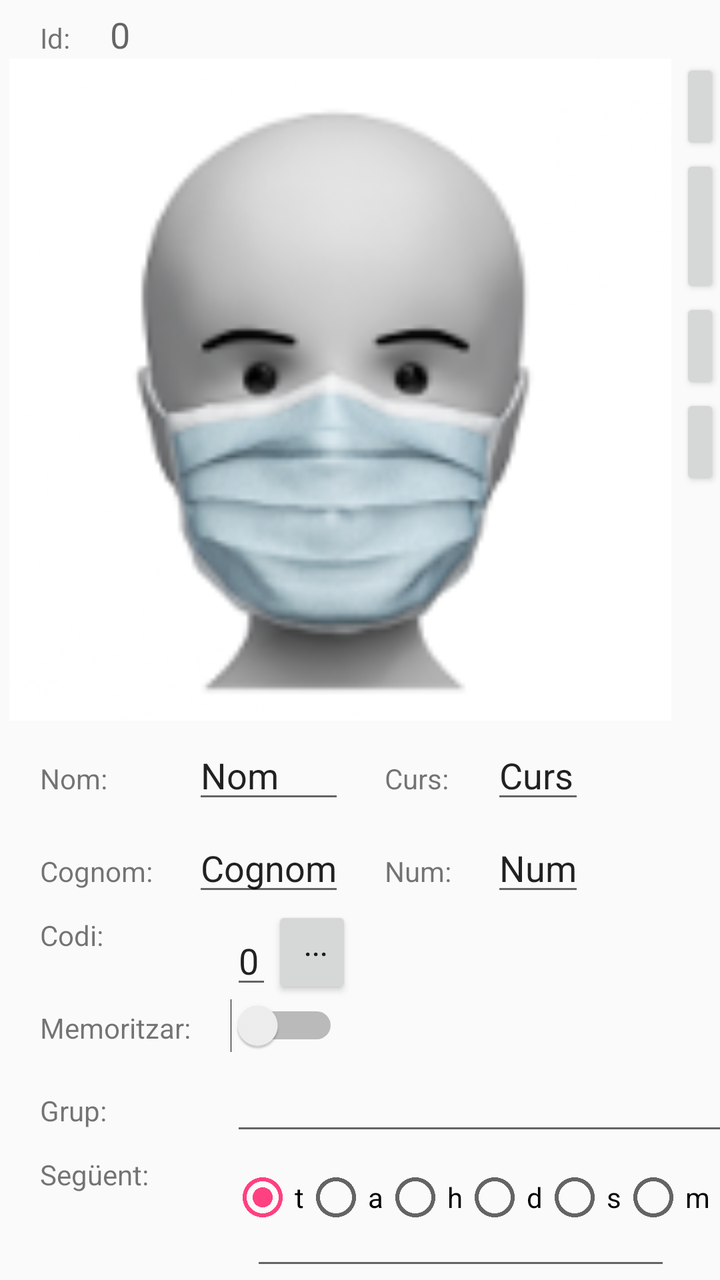
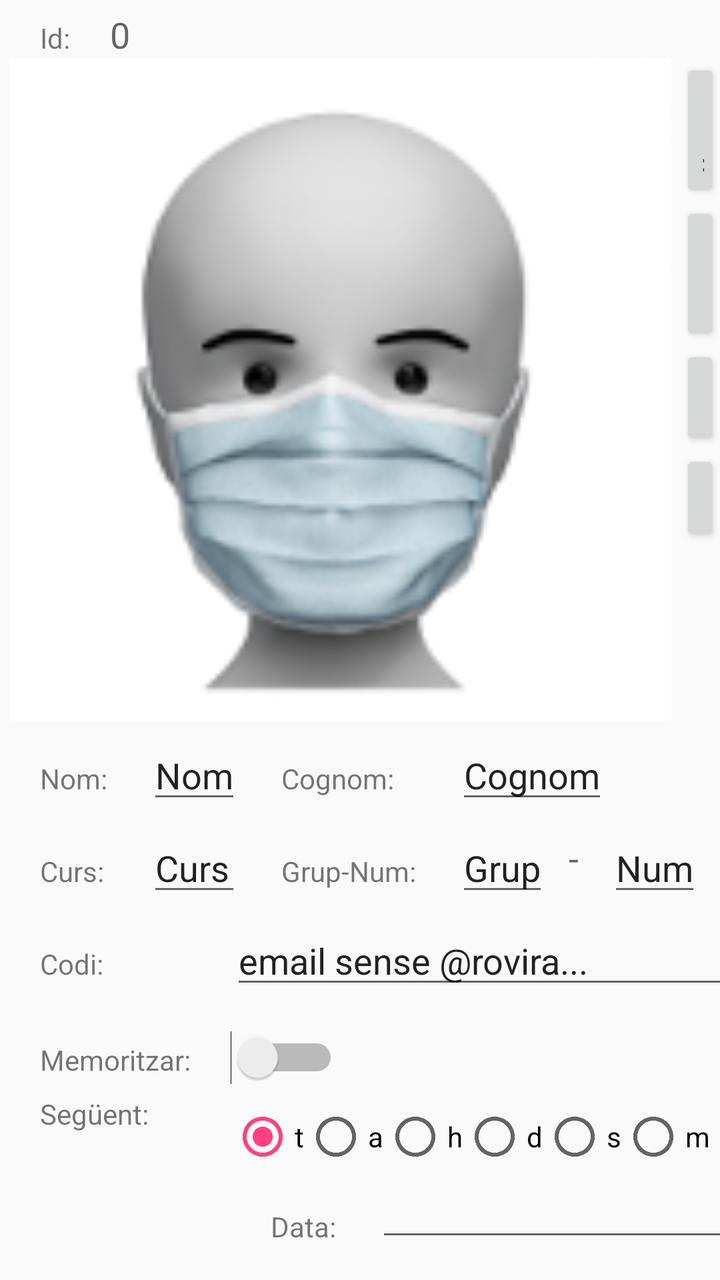

The first picture is an Android layout as it rendered before a commit; the second is the same layout after the commit. The layout source and the unified diff follow.
<!-- AndroidManifest.xml: application theme AppTheme -->
<!-- res/layout/activity_manteniment_modificar.xml -->
<?xml version="1.0" encoding="utf-8"?>
<androidx.constraintlayout.widget.ConstraintLayout xmlns:android="http://schemas.android.com/apk/res/android"
    xmlns:app="http://schemas.android.com/apk/res-auto"
    xmlns:tools="http://schemas.android.com/tools"
    android:layout_width="match_parent"
    android:layout_height="match_parent"
    tools:context="com.gruixuts.GeniusCares.act_manteniment_modificar">

    <LinearLayout
        android:layout_width="match_parent"
        android:layout_height="match_parent"
        android:orientation="vertical">

        <LinearLayout
            android:layout_width="match_parent"
            android:layout_height="wrap_content"
            android:orientation="horizontal">

            <TextView
                android:layout_width="wrap_content"
                android:layout_height="wrap_content"
                android:layout_marginLeft="20dp"
                android:layout_marginTop="5dp"
                android:text="Id:"
                android:textAppearance="@android:style/TextAppearance.Material.Small" />

            <TextView
                android:id="@+id/txtModId"
                android:layout_width="237dp"
                android:layout_height="wrap_content"
                android:layout_marginLeft="20dp"
                android:layout_marginTop="5dp"
                android:imeOptions="actionDone"
                android:singleLine="true"
                android:text="0"
                android:textAppearance="@android:style/TextAppearance.Material.Medium"
                app:layout_constraintEnd_toEndOf="parent" />

        </LinearLayout>

        <LinearLayout
            android:layout_width="match_parent"
            android:layout_height="wrap_content"
            android:orientation="horizontal">

            <ImageView
                android:id="@+id/imgImatges"
                android:layout_width="340dp"
                android:layout_height="331dp"
                android:src="@mipmap/ic_launcher" />

            <LinearLayout
                android:layout_width="match_parent"
                android:layout_height="wrap_content"
                android:orientation="vertical">

                <Button
                    android:id="@+id/cmdModSegFoto"
                    android:layout_width="match_parent"
                    android:layout_height="wrap_content"
                    android:onClick="fotoSeguent"
                    android:text=">" />

                <Button
                    android:id="@+id/cmdModAntFoto"
                    android:layout_width="match_parent"
                    android:layout_height="wrap_content"
                    android:onClick="fotoAnterior"
                    android:text="Ant" />

                <Button
                    android:id="@+id/cmdModAddFoto"
                    android:layout_width="match_parent"
                    android:layout_height="wrap_content"
                    android:onClick="fotoAfegeix"
                    android:text="+" />
                <Button
                    android:id="@+id/cmdModEliFoto"
                    android:layout_width="match_parent"
                    android:layout_height="wrap_content"
                    android:onClick="fotoElimina"
                    android:text="-" />
            </LinearLayout>
        </LinearLayout>

        <TableLayout
            android:layout_width="match_parent"
            android:layout_height="wrap_content">
            android:layout_marginLeft="20dp"

            <TableRow
                android:layout_width="match_parent"
                android:layout_height="wrap_content">

                <TextView
                    android:layout_width="wrap_content"
                    android:layout_height="wrap_content"
                    android:layout_marginLeft="20dp"
                    android:layout_marginTop="5dp"
                    android:text="Nom:"
                    android:textAppearance="@android:style/TextAppearance.Material.Small"
                    app:layout_constraintEnd_toEndOf="parent" />

                <EditText
                    android:id="@+id/edtModNom"
                    style="@style/Widget.AppCompat.EditText"
                    android:layout_width="wrap_content"
                    android:layout_height="wrap_content"
                    android:layout_marginLeft="20dp"
                    android:layout_marginTop="5dp"
                    android:imeOptions="actionDone"
                    android:keyboardNavigationCluster="false"
                    android:singleLine="true"
                    android:text="Nom"
                    android:textAppearance="@android:style/TextAppearance.Material.Medium" />

                <TextView
                    android:layout_width="wrap_content"
                    android:layout_height="wrap_content"
                    android:layout_marginLeft="20dp"
                    android:layout_marginTop="5dp"
                    android:text="Curs:"
                    android:textAppearance="@android:style/TextAppearance.Material.Small"
                    app:layout_constraintEnd_toEndOf="parent" />

                <EditText
                    android:id="@+id/edtModCurs"
                    style="@style/Widget.AppCompat.EditText"
                    android:layout_width="wrap_content"
                    android:layout_height="wrap_content"
                    android:layout_marginLeft="20dp"
                    android:layout_marginTop="5dp"
                    android:imeOptions="actionDone"
                    android:keyboardNavigationCluster="false"
                    android:singleLine="true"
                    android:text="Curs"
                    android:textAppearance="@android:style/TextAppearance.Material.Medium" />
            </TableRow>

            <TableRow
                android:layout_width="match_parent"
                android:layout_height="wrap_content">

                <TextView
                    android:layout_width="wrap_content"
                    android:layout_height="wrap_content"
                    android:layout_marginLeft="20dp"
                    android:layout_marginTop="5dp"
                    android:text="Cognom:"
                    android:textAppearance="@android:style/TextAppearance.Material.Small"
                    app:layout_constraintEnd_toEndOf="parent" />

                <EditText
                    android:id="@+id/edtModCognom"
                    style="@style/Widget.AppCompat.EditText"
                    android:layout_width="wrap_content"
                    android:layout_height="wrap_content"
                    android:layout_marginLeft="20dp"
                    android:layout_marginTop="5dp"
                    android:imeOptions="actionDone"
                    android:keyboardNavigationCluster="false"
                    android:singleLine="true"
                    android:text="Cognom"
                    android:textAppearance="@android:style/TextAppearance.Material.Medium" />
                <TextView
                    android:layout_width="wrap_content"
                    android:layout_height="wrap_content"
                    android:layout_marginLeft="20dp"
                    android:layout_marginTop="5dp"
                    android:text="Num:"
                    android:textAppearance="@android:style/TextAppearance.Material.Small"
                    app:layout_constraintEnd_toEndOf="parent" />

                <EditText
                    android:id="@+id/edtModNum"
                    style="@style/Widget.AppCompat.EditText"
                    android:layout_width="wrap_content"
                    android:layout_height="wrap_content"
                    android:layout_marginLeft="20dp"
                    android:layout_marginTop="5dp"
                    android:imeOptions="actionDone"
                    android:keyboardNavigationCluster="false"
                    android:singleLine="true"
                    android:text="Num"
                    android:textAppearance="@android:style/TextAppearance.Material.Medium" />
            </TableRow>
            </TableLayout>

            <TableLayout
                android:layout_width="match_parent"
                android:layout_height="wrap_content">

            <TableRow
                android:layout_width="336dp"
                android:layout_height="wrap_content">

                <TextView
                    android:layout_width="wrap_content"
                    android:layout_height="wrap_content"
                    android:layout_marginLeft="20dp"
                    android:layout_marginTop="5dp"
                    android:text="Codi:"
                    android:textAppearance="@android:style/TextAppearance.Material.Small" />

                <LinearLayout>

                    <EditText
                        android:id="@+id/edtModCodi"
                        style="@android:style/Widget.EditText"
                        android:layout_width="wrap_content"
                        android:layout_height="wrap_content"
                        android:layout_marginLeft="20dp"
                        android:layout_marginTop="5dp"
                        android:imeOptions="actionDone"
                        android:singleLine="true"
                        android:text="0"
                        android:textAppearance="@android:style/TextAppearance.Material.Medium"
                        app:layout_constraintEnd_toEndOf="parent" />

                    <Button
                        android:layout_width="40dp"
                        android:layout_height="match_parent"
                        android:gravity="right"
                        android:onClick="BuscaCodi"
                        android:text="..." />
                </LinearLayout>
            </TableRow>

            <TableRow
                android:layout_width="324dp"
                android:layout_height="wrap_content">

                <TextView
                    android:layout_width="wrap_content"
                    android:layout_height="wrap_content"
                    android:layout_marginLeft="20dp"
                    android:layout_marginTop="5dp"
                    android:text="Memoritzar:"
                    android:textAppearance="@android:style/TextAppearance.Material.Small" />

                <Switch
                    android:id="@+id/schTraduible"
                    android:onClick="AutomTraduible"
                    android:layout_width="200dp"
                    android:layout_height="wrap_content"
                    android:layout_gravity="left"
                    android:layout_marginLeft="20dp" />
            </TableRow>

            <TableRow
                android:layout_width="367dp"
                android:layout_height="wrap_content">

                <TextView
                    android:layout_width="wrap_content"
                    android:layout_height="wrap_content"
                    android:layout_marginLeft="20dp"
                    android:layout_marginTop="5dp"
                    android:text="Grup:"
                    android:textAppearance="@android:style/TextAppearance.Material.Small" />

                <EditText
                    android:id="@+id/edtModGrup"
                    android:layout_width="248dp"
                    android:layout_height="wrap_content"
                    android:layout_marginLeft="20dp"
                    android:layout_marginTop="5dp"
                    android:imeOptions="actionDone"
                    android:singleLine="true"
                    android:text=""
                    android:textAppearance="@android:style/TextAppearance.Material.Medium"
                    app:layout_constraintEnd_toEndOf="parent" />
            </TableRow>

            <TableRow
                android:layout_width="367dp"
                android:layout_height="wrap_content">

                <TextView
                    android:layout_width="wrap_content"
                    android:layout_height="wrap_content"
                    android:layout_marginLeft="20dp"
                    android:layout_marginTop="5dp"
                    android:text="Següent:"
                    android:textAppearance="@android:style/TextAppearance.Material.Small" />

                <LinearLayout
                    android:layout_width="296dp"
                    android:layout_height="wrap_content"
                    android:layout_marginLeft="20dp"
                    android:layout_marginTop="5dp"
                    android:orientation="vertical">

                    <RadioGroup
                        android:id="@+id/rdgNextTipus"
                        android:layout_width="match_parent"
                        android:layout_height="wrap_content"
                        android:layout_marginLeft="0dp"
                        android:layout_marginTop="5dp"
                        android:checkedButton="@+id/rdT"
                        android:orientation="horizontal"
                        android:visibility="visible">


                        <RadioButton
                            android:id="@+id/rdT"
                            android:layout_width="wrap_content"
                            android:layout_height="wrap_content"
                            android:inputType="none"
                            android:text="t" />

                        <RadioButton
                            android:id="@+id/rdA"
                            android:layout_width="wrap_content"
                            android:layout_height="wrap_content"
                            android:text="a" />

                        <RadioButton
                            android:id="@+id/rd1h"
                            android:layout_width="wrap_content"
                            android:layout_height="wrap_content"
                            android:text="h" />

                        <RadioButton
                            android:id="@+id/rd1d"
                            android:layout_width="wrap_content"
                            android:layout_height="wrap_content"
                            android:text="d" />

                        <RadioButton
                            android:id="@+id/rd1s"
                            android:layout_width="wrap_content"
                            android:layout_height="wrap_content"
                            android:text="s" />

                        <RadioButton
                            android:id="@+id/rd1m"
                            android:layout_width="wrap_content"
                            android:layout_height="wrap_content"
                            android:text="m" />

                        <RadioButton
                            android:id="@+id/rd6m"
                            android:layout_width="56dp"
                            android:layout_height="wrap_content"
                            android:text="6m" />
                    </RadioGroup>

                    <EditText
                        android:id="@+id/edtModNextData"
                        android:layout_width="wrap_content"
                        android:layout_height="wrap_content"
                        android:layout_marginLeft="10dp"
                        android:layout_weight="1"
                        android:ems="10"
                        android:inputType="text|date"
                        android:textAppearance="@android:style/TextAppearance.Material.Medium" />


                </LinearLayout>

            </TableRow>

        </TableLayout>

        <LinearLayout
            android:layout_width="wrap_content"
            android:layout_height="wrap_content"
            android:layout_marginLeft="20dp"
            android:layout_marginTop="5dp"
                                  android:orientation="horizontal">

            <Button
                android:id="@+id/cmdModOk"
                android:layout_width="wrap_content"
                android:layout_height="wrap_content"
                android:layout_marginLeft="15dp"
                android:onClick="Grava"
                android:text="Ok" />

            <Button
                android:id="@+id/cmdModElim"
                android:layout_width="wrap_content"
                android:layout_height="wrap_content"
                android:layout_weight="1"
                android:onClick="PregEsborra"
                android:text="Esborrar" />

        </LinearLayout>
    </LinearLayout>


</androidx.constraintlayout.widget.ConstraintLayout>
<!-- resources referenced by this layout -->
<resources>
  <!-- mipmap ic_launcher: png bitmap (mipmap-hdpi, 5735 bytes) -->
  <style name="AppTheme" parent="Theme.AppCompat.Light.DarkActionBar">
          
          <item name="colorPrimary">@color/colorPrimary</item>
          <item name="colorPrimaryDark">@color/colorPrimaryDark</item>
          <item name="colorAccent">@color/colorAccent</item>
      </style>
  <color name="colorPrimary">#3F51B5</color>
  <color name="colorPrimaryDark">#303F9F</color>
  <color name="colorAccent">#FF4081</color>
</resources>

<!-- the commit's change to res/layout/activity_manteniment_modificar.xml (unified diff, before → after) -->
@@ -4,7 +4,7 @@
     xmlns:tools="http://schemas.android.com/tools"
     android:layout_width="match_parent"
     android:layout_height="match_parent"
-    tools:context="com.gruixuts.GeniusCares.act_manteniment_modificar">
+    tools:context="com.gruixuts.geniuscares.act_manteniment_modificar">
 
     <LinearLayout
         android:layout_width="match_parent"
@@ -59,20 +59,21 @@
                     android:layout_width="match_parent"
                     android:layout_height="wrap_content"
                     android:onClick="fotoSeguent"
-                    android:text=">" />
+                    android:text="-->" />
 
                 <Button
                     android:id="@+id/cmdModAntFoto"
                     android:layout_width="match_parent"
                     android:layout_height="wrap_content"
                     android:onClick="fotoAnterior"
-                    android:text="Ant" />
+                    android:text="&lt;--" />
 
                 <Button
                     android:id="@+id/cmdModAddFoto"
                     android:layout_width="match_parent"
                     android:layout_height="wrap_content"
                     android:onClick="fotoAfegeix"
+                    android:textAppearance="@android:style/TextAppearance.Material.Headline"
                     android:text="+" />
                 <Button
                     android:id="@+id/cmdModEliFoto"
@@ -119,6 +120,33 @@
                     android:layout_height="wrap_content"
                     android:layout_marginLeft="20dp"
                     android:layout_marginTop="5dp"
+                    android:text="Cognom:"
+                    android:textAppearance="@android:style/TextAppearance.Material.Small"
+                    app:layout_constraintEnd_toEndOf="parent" />
+
+                <EditText
+                    android:id="@+id/edtModCognom"
+                    style="@style/Widget.AppCompat.EditText"
+                    android:layout_width="wrap_content"
+                    android:layout_height="wrap_content"
+                    android:layout_marginLeft="20dp"
+                    android:layout_marginTop="5dp"
+                    android:imeOptions="actionDone"
+                    android:keyboardNavigationCluster="false"
+                    android:singleLine="true"
+                    android:text="Cognom"
+                    android:textAppearance="@android:style/TextAppearance.Material.Medium" />
+            </TableRow>
+
+            <TableRow
+                android:layout_width="match_parent"
+                android:layout_height="wrap_content">
+
+                <TextView
+                    android:layout_width="wrap_content"
+                    android:layout_height="wrap_content"
+                    android:layout_marginLeft="20dp"
+                    android:layout_marginTop="5dp"
                     android:text="Curs:"
                     android:textAppearance="@android:style/TextAppearance.Material.Small"
                     app:layout_constraintEnd_toEndOf="parent" />
@@ -135,48 +163,46 @@
                     android:singleLine="true"
                     android:text="Curs"
                     android:textAppearance="@android:style/TextAppearance.Material.Medium" />
-            </TableRow>
-
-            <TableRow
-                android:layout_width="match_parent"
-                android:layout_height="wrap_content">
-
-                <TextView
-                    android:layout_width="wrap_content"
-                    android:layout_height="wrap_content"
-                    android:layout_marginLeft="20dp"
-                    android:layout_marginTop="5dp"
-                    android:text="Cognom:"
+
+                <TextView
+                    android:layout_width="wrap_content"
+                    android:layout_height="wrap_content"
+                    android:layout_marginLeft="20dp"
+                    android:layout_marginTop="5dp"
+                    android:text="Grup-Num:"
                     android:textAppearance="@android:style/TextAppearance.Material.Small"
                     app:layout_constraintEnd_toEndOf="parent" />
 
-                <EditText
-                    android:id="@+id/edtModCognom"
-                    style="@style/Widget.AppCompat.EditText"
-                    android:layout_width="wrap_content"
-                    android:layout_height="wrap_content"
-                    android:layout_marginLeft="20dp"
-                    android:layout_marginTop="5dp"
-                    android:imeOptions="actionDone"
-                    android:keyboardNavigationCluster="false"
-                    android:singleLine="true"
-                    android:text="Cognom"
-                    android:textAppearance="@android:style/TextAppearance.Material.Medium" />
-                <TextView
-                    android:layout_width="wrap_content"
-                    android:layout_height="wrap_content"
-                    android:layout_marginLeft="20dp"
-                    android:layout_marginTop="5dp"
-                    android:text="Num:"
-                    android:textAppearance="@android:style/TextAppearance.Material.Small"
-                    app:layout_constraintEnd_toEndOf="parent" />
-
+                <LinearLayout
+                    android:layout_width="match_parent"
+                    android:layout_height="match_parent"
+                    android:orientation="horizontal">
+
+                    <EditText
+                        android:id="@+id/edtModGrup"
+                        android:layout_width="wrap_content"
+                        android:layout_height="wrap_content"
+                        android:layout_marginLeft="20dp"
+                        android:layout_marginTop="5dp"
+                        android:imeOptions="actionDone"
+                        android:singleLine="true"
+                        android:text="Grup"
+                        android:textAppearance="@android:style/TextAppearance.Material.Medium"
+                        app:layout_constraintEnd_toEndOf="parent" />
+                <TextView
+                    android:layout_width="wrap_content"
+                    android:layout_height="wrap_content"
+                    android:text="-"
+                    android:layout_marginLeft="10dp"
+                    android:layout_marginRight="10dp"
+                    android:textAppearance="@android:style/TextAppearance.Material.Medium" />
+                </LinearLayout>
                 <EditText
                     android:id="@+id/edtModNum"
                     style="@style/Widget.AppCompat.EditText"
                     android:layout_width="wrap_content"
                     android:layout_height="wrap_content"
-                    android:layout_marginLeft="20dp"
+                    android:layout_marginLeft="0dp"
                     android:layout_marginTop="5dp"
                     android:imeOptions="actionDone"
                     android:keyboardNavigationCluster="false"
@@ -202,8 +228,6 @@
                     android:text="Codi:"
                     android:textAppearance="@android:style/TextAppearance.Material.Small" />
 
-                <LinearLayout>
-
                     <EditText
                         android:id="@+id/edtModCodi"
                         style="@android:style/Widget.EditText"
@@ -213,19 +237,14 @@
                         android:layout_marginTop="5dp"
                         android:imeOptions="actionDone"
                         android:singleLine="true"
-                        android:text="0"
+                        android:text="email sense @rovira..."
                         android:textAppearance="@android:style/TextAppearance.Material.Medium"
                         app:layout_constraintEnd_toEndOf="parent" />
 
-                    <Button
-                        android:layout_width="40dp"
-                        android:layout_height="match_parent"
-                        android:gravity="right"
-                        android:onClick="BuscaCodi"
-                        android:text="..." />
-                </LinearLayout>
-            </TableRow>
-
+            </TableRow>
+            <View
+                android:layout_width="match_parent"
+                android:layout_height="16dp" />
             <TableRow
                 android:layout_width="324dp"
                 android:layout_height="wrap_content">
@@ -245,31 +264,6 @@
                     android:layout_height="wrap_content"
                     android:layout_gravity="left"
                     android:layout_marginLeft="20dp" />
-            </TableRow>
-
-            <TableRow
-                android:layout_width="367dp"
-                android:layout_height="wrap_content">
-
-                <TextView
-                    android:layout_width="wrap_content"
-                    android:layout_height="wrap_content"
-                    android:layout_marginLeft="20dp"
-                    android:layout_marginTop="5dp"
-                    android:text="Grup:"
-                    android:textAppearance="@android:style/TextAppearance.Material.Small" />
-
-                <EditText
-                    android:id="@+id/edtModGrup"
-                    android:layout_width="248dp"
-                    android:layout_height="wrap_content"
-                    android:layout_marginLeft="20dp"
-                    android:layout_marginTop="5dp"
-                    android:imeOptions="actionDone"
-                    android:singleLine="true"
-                    android:text=""
-                    android:textAppearance="@android:style/TextAppearance.Material.Medium"
-                    app:layout_constraintEnd_toEndOf="parent" />
             </TableRow>
 
             <TableRow
@@ -345,17 +339,28 @@
                             android:layout_height="wrap_content"
                             android:text="6m" />
                     </RadioGroup>
+                    <LinearLayout
+                        android:layout_width="wrap_content"
+                        android:layout_height="wrap_content"
+                        android:orientation="horizontal">
+                    <TextView
+                        android:layout_width="wrap_content"
+                        android:layout_height="wrap_content"
+                        android:layout_marginLeft="20dp"
+                        android:layout_marginTop="5dp"
+                        android:text="Data:"
+                        android:textAppearance="@android:style/TextAppearance.Material.Small" />
 
                     <EditText
                         android:id="@+id/edtModNextData"
                         android:layout_width="wrap_content"
                         android:layout_height="wrap_content"
-                        android:layout_marginLeft="10dp"
+                        android:layout_marginLeft="20dp"
                         android:layout_weight="1"
                         android:ems="10"
                         android:inputType="text|date"
                         android:textAppearance="@android:style/TextAppearance.Material.Medium" />
-
+                    </LinearLayout>
 
                 </LinearLayout>
 
